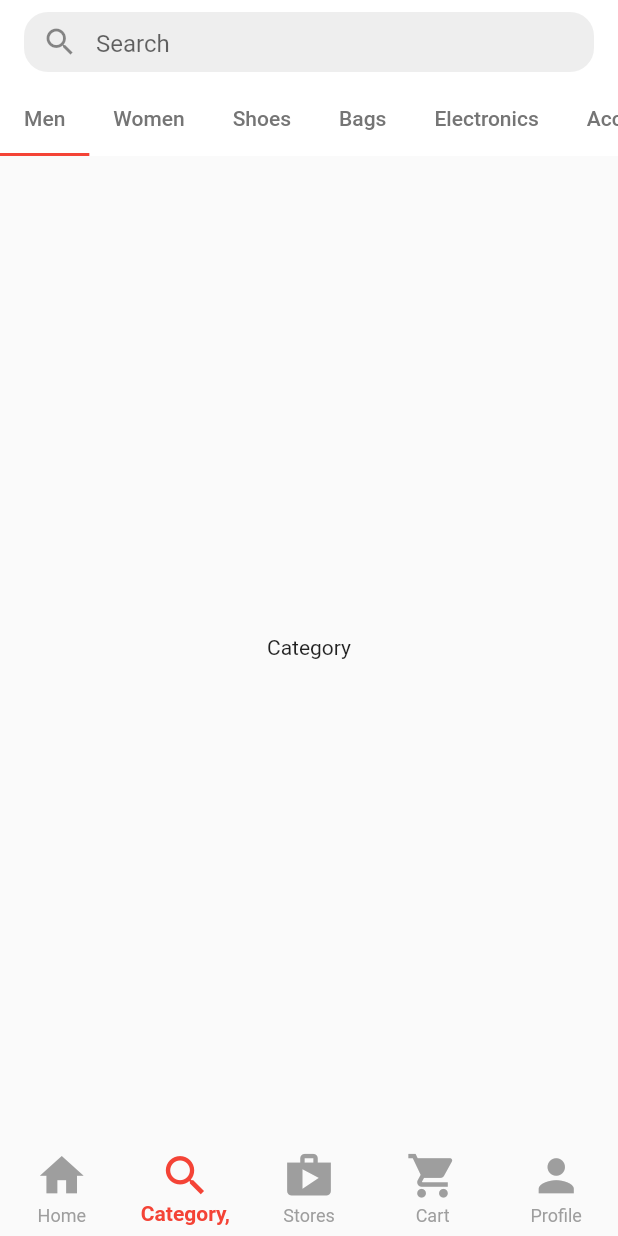
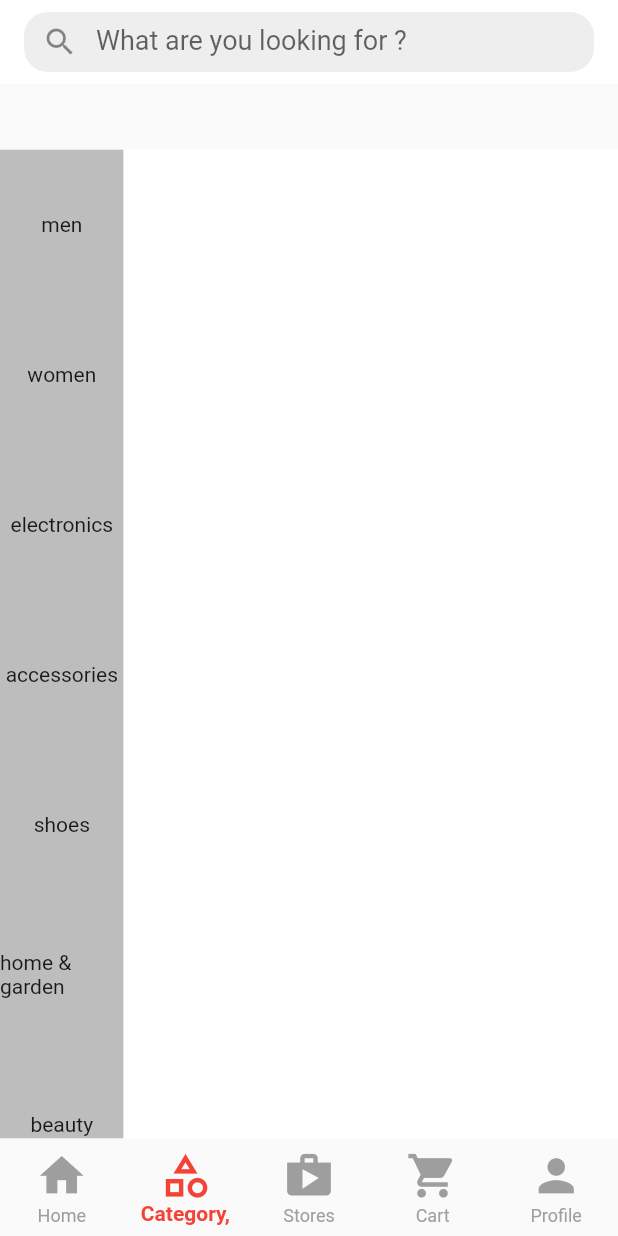
Before and after one commit to quanganhnguyen001/E-Commerce-App, a Flutter app: the screen it shows after launch, item 2 of the bottom bar chosen, on a phone screen of 412 x 824 dp. Run offline on Flutter 3.47's test engine with Material 2 defaults, Android fonts, the phone set to English and light mode, and no system bars.

Commit message:
build Category Screen

```diff
--- /dev/null
+++ b/e_commerce_app/lib/common/widget/search_bar.dart
@@ -0,0 +1,25 @@
+import 'package:flutter/material.dart';
+
+class SearchBar extends StatelessWidget {
+  const SearchBar({
+    Key? key,
+  }) : super(key: key);
+
+  @override
+  Widget build(BuildContext context) {
+    return Container(
+      height: 40,
+      decoration: BoxDecoration(
+        borderRadius: BorderRadius.circular(16),
+        color: Colors.grey.shade200,
+      ),
+      child: TextField(
+        decoration: InputDecoration(
+            hintStyle: TextStyle(fontSize: 18),
+            border: InputBorder.none,
+            prefixIcon: Icon(Icons.search),
+            hintText: 'What are you looking for ?'),
+      ),
+    );
+  }
+}
--- a/e_commerce_app/lib/main.dart
+++ b/e_commerce_app/lib/main.dart
@@ -1,3 +1,4 @@
+import 'package:e_commerce_app/module/home/widget/customer_home.dart';
 import 'package:flutter/material.dart';
 
 import 'module/home/screens/home_screens.dart';
@@ -16,7 +17,7 @@ class MyApp extends StatelessWidget {
       theme: ThemeData(
         primarySwatch: Colors.blue,
       ),
-      home: const HomeScreens(),
+      home: const CustomerHomeScreen(),
     );
   }
 }
--- /dev/null
+++ b/e_commerce_app/lib/module/category/screens/category_screens.dart
@@ -0,0 +1,65 @@
+import 'package:e_commerce_app/model/category_list.dart';
+import 'package:flutter/material.dart';
+
+import '../../../common/widget/search_bar.dart';
+
+class CategoryScreens extends StatefulWidget {
+  const CategoryScreens({Key? key}) : super(key: key);
+
+  @override
+  State<CategoryScreens> createState() => _CategoryScreensState();
+}
+
+class _CategoryScreensState extends State<CategoryScreens> {
+  @override
+  Widget build(BuildContext context) {
+    final Size size = MediaQuery.of(context).size;
+    return Scaffold(
+      appBar: AppBar(
+        elevation: 0,
+        backgroundColor: Colors.white,
+        title: SearchBar(),
+      ),
+      body: Stack(
+        children: [
+          Positioned(
+            bottom: 0,
+            left: 0,
+            child: _sizeNavigator(size),
+          ),
+          Positioned(
+            bottom: 0,
+            right: 0,
+            child: _cateView(size),
+          ),
+        ],
+      ),
+    );
+  }
+
+  Container _cateView(Size size) {
+    return Container(
+      height: size.height * 0.8,
+      width: size.width * 0.8,
+      color: Colors.white,
+    );
+  }
+
+  Container _sizeNavigator(Size size) {
+    return Container(
+      height: size.height * 0.8,
+      width: size.width * 0.2,
+      color: Colors.grey.shade400,
+      child: ListView.builder(
+          itemCount: maincateg.length,
+          itemBuilder: (context, index) {
+            return Container(
+              height: 100,
+              child: Center(
+                child: Text(maincateg[index]),
+              ),
+            );
+          }),
+    );
+  }
+}
--- a/e_commerce_app/lib/module/home/screens/home_screens.dart
+++ b/e_commerce_app/lib/module/home/screens/home_screens.dart
@@ -1,6 +1,7 @@
 import 'package:e_commerce_app/module/home/widget/tab_details.dart';
-import 'package:flutter/cupertino.dart';
 import 'package:flutter/material.dart';
+
+import '../../../common/widget/search_bar.dart';
 
 class HomeScreens extends StatefulWidget {
   const HomeScreens({Key? key}) : super(key: key);
@@ -10,10 +11,18 @@ class HomeScreens extends StatefulWidget {
 }
 
 class _HomeScreensState extends State<HomeScreens> {
-  int _selectedIndex = 0;
-
-  final List<Widget> _tabs = [
-    TabBarView(
+  @override
+  Widget build(BuildContext context) {
+    return DefaultTabController(
+      length: 9,
+      child: Scaffold(
+        appBar: AppBar(
+          bottom: _buildTabbar(),
+          backgroundColor: Colors.white,
+          elevation: 0,
+          title: SearchBar(),
+        ),
+        body: TabBarView(
           children: [
             Center(
               child: Text('men'),
@@ -44,46 +53,6 @@ class _HomeScreensState extends State<HomeScreens> {
             ),
           ],
         ),
-    Center(
-      child: Text('Category'),
-    ),
-    Center(
-      child: Text('Store'),
-    ),
-    Center(
-      child: Text('Cart'),
-    ),
-    Center(
-      child: Text('Profile'),
-    ),
-  ];
-
-  @override
-  Widget build(BuildContext context) {
-    return DefaultTabController(
-      length: 9,
-      child: Scaffold(
-        appBar: AppBar(
-          bottom: _buildTabbar(),
-          backgroundColor: Colors.white,
-          elevation: 0,
-          title: Container(
-            height: 40,
-            width: 400,
-            decoration: BoxDecoration(
-              borderRadius: BorderRadius.circular(16),
-              color: Colors.grey.shade200,
-            ),
-            child: TextField(
-              decoration: InputDecoration(
-                  border: InputBorder.none,
-                  prefixIcon: Icon(Icons.search),
-                  hintText: 'Search'),
-            ),
-          ),
-        ),
-        body: _tabs[_selectedIndex],
-        bottomNavigationBar: _buildBottomBar(),
       ),
     );
   }
@@ -123,57 +92,4 @@ class _HomeScreensState extends State<HomeScreens> {
       ],
     );
   }
-
-  BottomNavigationBar _buildBottomBar() {
-    return BottomNavigationBar(
-      selectedLabelStyle: TextStyle(fontWeight: FontWeight.w600),
-      elevation: 0,
-      type: BottomNavigationBarType.fixed,
-      currentIndex: _selectedIndex,
-      onTap: (index) {
-        setState(() {
-          _selectedIndex = index;
-        });
-      },
-      selectedItemColor: Colors.red,
-      unselectedItemColor: Colors.grey,
-      items: [
-        BottomNavigationBarItem(
-          icon: Icon(
-            Icons.home,
-            size: 35,
-          ),
-          label: 'Home',
-        ),
-        BottomNavigationBarItem(
-          icon: Icon(
-            Icons.search,
-            size: 35,
-          ),
-          label: 'Category,',
-        ),
-        BottomNavigationBarItem(
-          icon: Icon(
-            Icons.shop,
-            size: 35,
-          ),
-          label: 'Stores',
-        ),
-        BottomNavigationBarItem(
-          icon: Icon(
-            Icons.shopping_cart,
-            size: 35,
-          ),
-          label: 'Cart',
-        ),
-        BottomNavigationBarItem(
-          icon: Icon(
-            Icons.person,
-            size: 35,
-          ),
-          label: 'Profile',
-        ),
-      ],
-    );
 }
-}
--- /dev/null
+++ b/e_commerce_app/lib/module/home/widget/customer_home.dart
@@ -0,0 +1,89 @@
+import 'package:e_commerce_app/module/category/screens/category_screens.dart';
+import 'package:e_commerce_app/module/home/screens/home_screens.dart';
+import 'package:flutter/material.dart';
+
+class CustomerHomeScreen extends StatefulWidget {
+  const CustomerHomeScreen({Key? key}) : super(key: key);
+
+  @override
+  State<CustomerHomeScreen> createState() => CustomerHomeScreenState();
+}
+
+class CustomerHomeScreenState extends State<CustomerHomeScreen> {
+  int _selectedIndex = 0;
+
+  final List<Widget> _tabs = [
+    HomeScreens(),
+    CategoryScreens(),
+    Center(
+      child: Text('Store'),
+    ),
+    Center(
+      child: Text('Cart'),
+    ),
+    Center(
+      child: Text('Profile'),
+    ),
+  ];
+
+  @override
+  Widget build(BuildContext context) {
+    return Scaffold(
+      body: _tabs[_selectedIndex],
+      bottomNavigationBar: _buildBottomBar(),
+    );
+  }
+
+  BottomNavigationBar _buildBottomBar() {
+    return BottomNavigationBar(
+      selectedLabelStyle: TextStyle(fontWeight: FontWeight.w600),
+      elevation: 0,
+      type: BottomNavigationBarType.fixed,
+      currentIndex: _selectedIndex,
+      onTap: (index) {
+        setState(() {
+          _selectedIndex = index;
+        });
+      },
+      selectedItemColor: Colors.red,
+      unselectedItemColor: Colors.grey,
+      items: [
+        BottomNavigationBarItem(
+          icon: Icon(
+            Icons.home,
+            size: 35,
+          ),
+          label: 'Home',
+        ),
+        BottomNavigationBarItem(
+          icon: Icon(
+            Icons.category_outlined,
+            size: 35,
+          ),
+          label: 'Category,',
+        ),
+        BottomNavigationBarItem(
+          icon: Icon(
+            Icons.shop,
+            size: 35,
+          ),
+          label: 'Stores',
+        ),
+        BottomNavigationBarItem(
+          icon: Icon(
+            Icons.shopping_cart,
+            size: 35,
+          ),
+          label: 'Cart',
+        ),
+        BottomNavigationBarItem(
+          icon: Icon(
+            Icons.person,
+            size: 35,
+          ),
+          label: 'Profile',
+        ),
+      ],
+    );
+  }
+}
```
Lines whose indentation alone changed are shown as unchanged.
